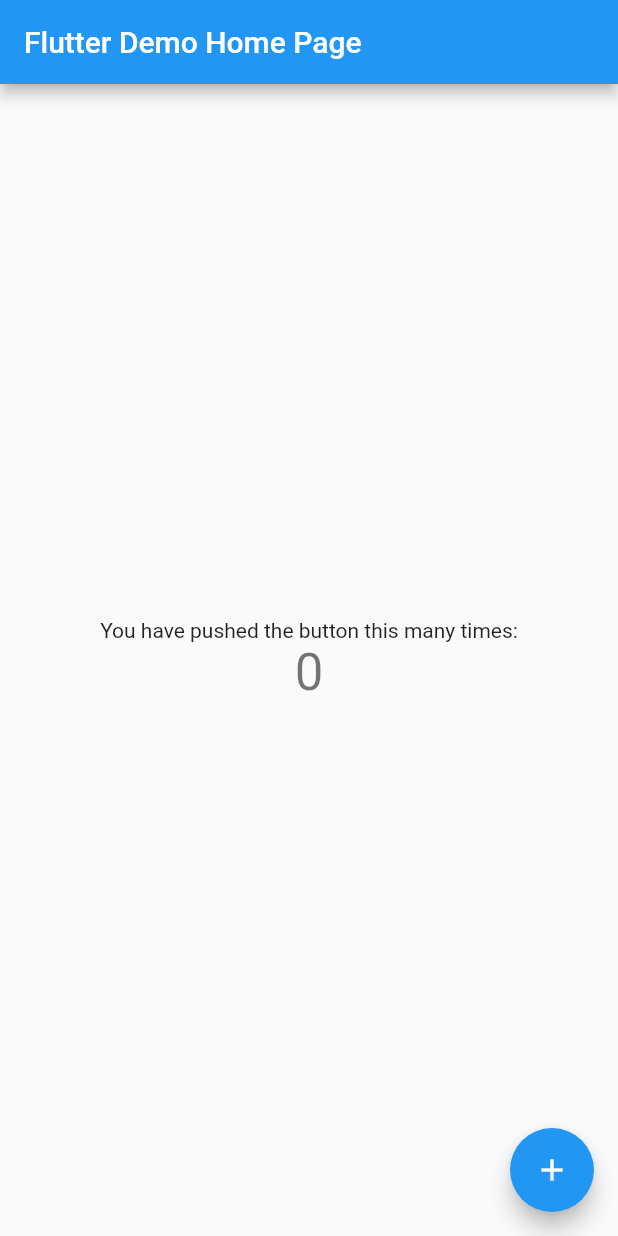
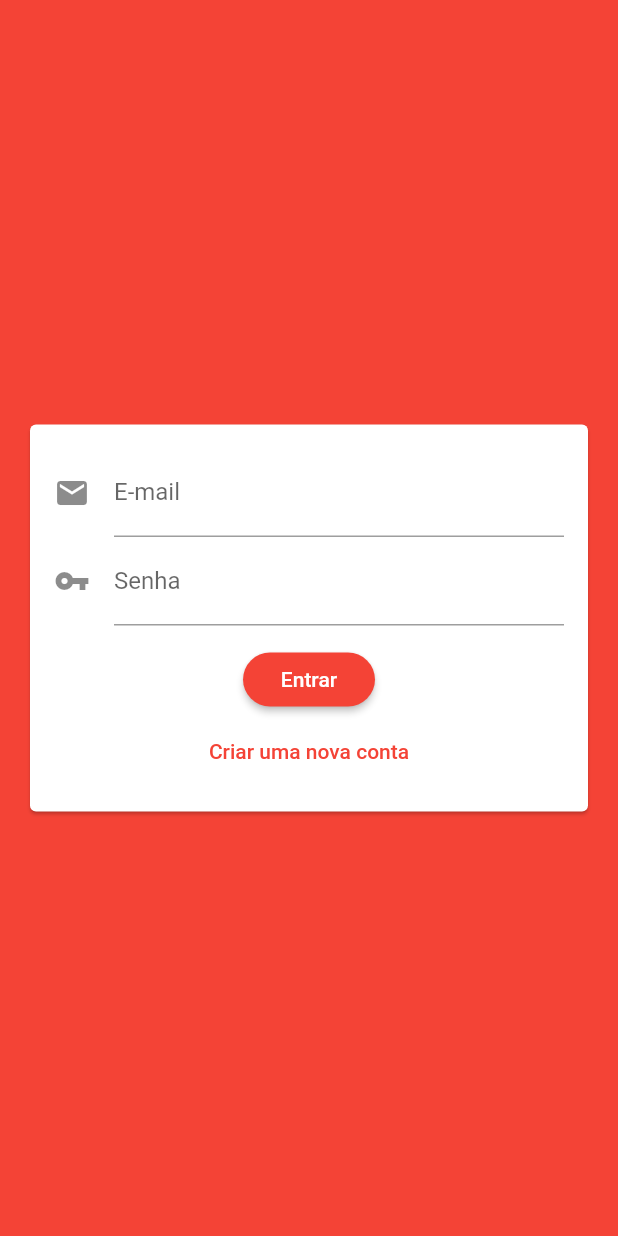
Before and after one commit to lucasbiancogs/chat, a Flutter app: the screen it shows after launch, on a phone screen of 412 x 824 dp. Run offline on Flutter 3.47's test engine with Material 2 defaults, Android fonts, the phone set to English and light mode, and no system bars; our stand-ins replace cloud_firestore, firebase_core; accounts and stored records are empty.

```diff
--- a/lib/main.dart
+++ b/lib/main.dart
@@ -1,117 +1,47 @@
+import 'package:chat/screens/auth_screen.dart';
+import 'package:chat/screens/loading_screen.dart';
+import 'package:chat/screens/something_went_wrong_screen.dart';
+import 'package:firebase_core/firebase_core.dart';
 import 'package:flutter/material.dart';
+import 'package:chat/screens/chat_screen.dart';
+
 
 void main() {
   runApp(MyApp());
 }
 
 class MyApp extends StatelessWidget {
-  // This widget is the root of your application.
   @override
   Widget build(BuildContext context) {
     return MaterialApp(
-      title: 'Flutter Demo',
       theme: ThemeData(
-        // This is the theme of your application.
-        //
-        // Try running your application with "flutter run". You'll see the
-        // application has a blue toolbar. Then, without quitting the app, try
-        // changing the primarySwatch below to Colors.green and then invoke
-        // "hot reload" (press "r" in the console where you ran "flutter run",
-        // or simply save your changes to "hot reload" in a Flutter IDE).
-        // Notice that the counter didn't reset back to zero; the application
-        // is not restarted.
-        primarySwatch: Colors.blue,
-        // This makes the visual density adapt to the platform that you run
-        // the app on. For desktop platforms, the controls will be smaller and
-        // closer together (more dense) than on mobile platforms.
+        primarySwatch: Colors.red,
+        backgroundColor: Colors.red,
+        accentColor: Colors.green,
+        accentColorBrightness: Brightness.light,
         visualDensity: VisualDensity.adaptivePlatformDensity,
+        buttonTheme: ButtonTheme.of(context).copyWith(
+          buttonColor: Colors.red,
+          textTheme: ButtonTextTheme.primary,
+          shape: RoundedRectangleBorder(
+            borderRadius: BorderRadius.circular(20),
+          )
+        )
       ),
-      home: MyHomePage(title: 'Flutter Demo Home Page'),
+      home: FutureBuilder(
+        future: Firebase.initializeApp(),
+        builder: (ctx, snapshot) {
+          if(snapshot.hasError) {
+            return SomethingWentWrongScreen();
+          }
+
+          if(snapshot.connectionState == ConnectionState.done) {
+            return AuthScreen();
+          }
+
+          return LoadingScreen();
+        },
+      ),
     );
   }
 }
-
-class MyHomePage extends StatefulWidget {
-  MyHomePage({Key key, this.title}) : super(key: key);
-
-  // This widget is the home page of your application. It is stateful, meaning
-  // that it has a State object (defined below) that contains fields that affect
-  // how it looks.
-
-  // This class is the configuration for the state. It holds the values (in this
-  // case the title) provided by the parent (in this case the App widget) and
-  // used by the build method of the State. Fields in a Widget subclass are
-  // always marked "final".
-
-  final String title;
-
-  @override
-  _MyHomePageState createState() => _MyHomePageState();
-}
-
-class _MyHomePageState extends State<MyHomePage> {
-  int _counter = 0;
-
-  void _incrementCounter() {
-    setState(() {
-      // This call to setState tells the Flutter framework that something has
-      // changed in this State, which causes it to rerun the build method below
-      // so that the display can reflect the updated values. If we changed
-      // _counter without calling setState(), then the build method would not be
-      // called again, and so nothing would appear to happen.
-      _counter++;
-    });
-  }
-
-  @override
-  Widget build(BuildContext context) {
-    // This method is rerun every time setState is called, for instance as done
-    // by the _incrementCounter method above.
-    //
-    // The Flutter framework has been optimized to make rerunning build methods
-    // fast, so that you can just rebuild anything that needs updating rather
-    // than having to individually change instances of widgets.
-    return Scaffold(
-      appBar: AppBar(
-        // Here we take the value from the MyHomePage object that was created by
-        // the App.build method, and use it to set our appbar title.
-        title: Text(widget.title),
-      ),
-      body: Center(
-        // Center is a layout widget. It takes a single child and positions it
-        // in the middle of the parent.
-        child: Column(
-          // Column is also a layout widget. It takes a list of children and
-          // arranges them vertically. By default, it sizes itself to fit its
-          // children horizontally, and tries to be as tall as its parent.
-          //
-          // Invoke "debug painting" (press "p" in the console, choose the
-          // "Toggle Debug Paint" action from the Flutter Inspector in Android
-          // Studio, or the "Toggle Debug Paint" command in Visual Studio Code)
-          // to see the wireframe for each widget.
-          //
-          // Column has various properties to control how it sizes itself and
-          // how it positions its children. Here we use mainAxisAlignment to
-          // center the children vertically; the main axis here is the vertical
-          // axis because Columns are vertical (the cross axis would be
-          // horizontal).
-          mainAxisAlignment: MainAxisAlignment.center,
-          children: <Widget>[
-            Text(
-              'You have pushed the button this many times:',
-            ),
-            Text(
-              '$_counter',
-              style: Theme.of(context).textTheme.headline4,
-            ),
-          ],
-        ),
-      ),
-      floatingActionButton: FloatingActionButton(
-        onPressed: _incrementCounter,
-        tooltip: 'Increment',
-        child: Icon(Icons.add),
-      ), // This trailing comma makes auto-formatting nicer for build methods.
-    );
-  }
-}
--- /dev/null
+++ b/lib/models/auth_data.dart
@@ -0,0 +1,23 @@
+enum AuthMode {
+  LOGIN,
+  SIGNUP,
+}
+
+class AuthData {
+  String name;
+  String email;
+  String password;
+  AuthMode _mode = AuthMode.LOGIN;
+
+  bool get isSignup {
+    return _mode == AuthMode.SIGNUP;
+  }
+
+  bool get isLogin {
+    return _mode == AuthMode.LOGIN;
+  }
+
+  void toggleMode() {
+    _mode = _mode == AuthMode.LOGIN ? AuthMode.SIGNUP : AuthMode.LOGIN;
+  }
+}
--- /dev/null
+++ b/lib/screens/auth_screen.dart
@@ -0,0 +1,45 @@
+import 'package:chat/models/auth_data.dart';
+import 'package:chat/widgets/auth_form.dart';
+//import 'package:firebase_auth/firebase_auth.dart';
+import 'package:flutter/material.dart';
+
+class AuthScreen extends StatefulWidget {
+  @override
+  _AuthScreenState createState() => _AuthScreenState();
+}
+
+class _AuthScreenState extends State<AuthScreen> {
+  // final _auth = FirebaseAuth.instance;
+
+  Future<void> _handleSubmit(AuthData authData) async {
+    /*
+    try {
+      if (authData.isLogin) {
+        await _auth.signInWithEmailAndPassword(
+          email: authData.email.trim(),
+          password: authData.password,
+        );
+      } else {
+        await _auth.createUserWithEmailAndPassword(
+          email: authData.email.trim(),
+          password: authData.password,
+        );
+      }
+    } on PlatformException catch (err) {
+      final msg = err.message ?? 'Ocorreu um erro! Verifique as suas credenciais';
+
+
+    } catch (err) {
+      print(err);
+    }
+    */
+  }
+
+  @override
+  Widget build(BuildContext context) {
+    return Scaffold(
+      backgroundColor: Theme.of(context).primaryColor,
+      body: AuthForm(_handleSubmit),
+    );
+  }
+}
--- /dev/null
+++ b/lib/widgets/auth_form.dart
@@ -0,0 +1,122 @@
+import 'package:chat/models/auth_data.dart';
+import 'package:flutter/material.dart';
+
+class AuthForm extends StatefulWidget {
+  final void Function(AuthData authData) onSubmit;
+
+  const AuthForm(this.onSubmit);
+
+  @override
+  _AuthFormState createState() => _AuthFormState();
+}
+
+class _AuthFormState extends State<AuthForm> {
+  final GlobalKey<FormState> _formKey = GlobalKey();
+  final AuthData _authData = AuthData();
+
+  void _submit() {
+    final bool _isValid = _formKey.currentState.validate();
+    FocusScope.of(context).unfocus();
+
+    if(_isValid) {
+      widget.onSubmit(_authData);
+    }
+  }
+
+  @override
+  Widget build(BuildContext context) {
+    return Center(
+      child: Card(
+        margin: EdgeInsets.all(20),
+        child: SingleChildScrollView(
+          padding: EdgeInsets.all(16),
+          child: Form(
+            key: _formKey,
+            child: Column(
+              children: [
+                if(_authData.isSignup)
+                TextFormField(
+                  key: ValueKey('name'),
+                  initialValue: _authData.name,
+                  decoration: InputDecoration(
+                    icon: Icon(Icons.person),
+                    labelText: 'Nome',
+                  ),
+                  validator: (value) {
+                    if(value == null || value.trim().length < 4) {
+                      return 'Nome deve ter no mínimo 4 caracteres';
+                    }
+
+                    return null;
+                  },
+                  onChanged: (value) => _authData.name = value,
+                ),
+                TextFormField(
+                  key: ValueKey('email'),
+                  decoration: InputDecoration(
+                    icon: Icon(Icons.email),
+                    labelText: 'E-mail',
+                  ),
+                  validator: (value) {
+                    if(value == null || !value.contains('@')) {
+                      return 'Forneça um e-mail válido';
+                    }
+
+                    return null;
+                  },
+                  onChanged: (value) => _authData.email = value,
+                ),
+                TextFormField(
+                  key: ValueKey('password'),
+                  obscureText: true,
+                  decoration: InputDecoration(
+                    icon: Icon(Icons.vpn_key),
+                    labelText: 'Senha',
+                  ),
+                  validator: (value) {
+                    if(value == null || value.trim().length < 7) {
+                      return 'A senha deve ter no mínimo 7 caracteres';
+                    }
+
+                    return null;
+                  },
+                  onChanged: (value) => _authData.password = value,
+                ),
+                if(_authData.isSignup)
+                TextFormField(
+                  key: ValueKey('confirmPassword'),
+                  obscureText: true,
+                  decoration: InputDecoration(
+                    icon: Icon(Icons.vpn_key_outlined),
+                    labelText: 'Confirmar Senha',
+                  ),
+                  validator: (value) {
+                    if(value != _authData.password) {
+                      return 'Você inseriu senhas diferentes';
+                    }
+
+                    return null;
+                  },
+                ),
+                SizedBox(height: 12),
+                RaisedButton(
+                  child: Text(_authData.isLogin ? 'Entrar' : 'Cadastrar'),
+                  onPressed: _submit,
+                ),
+                FlatButton(
+                  textColor: Theme.of(context).primaryColor,
+                  onPressed: () {
+                    setState(() {
+                      _authData.toggleMode();
+                    });
+                  },
+                  child: Text(_authData.isLogin ? 'Criar uma nova conta' : 'Entrar em uma conta existente'),
+                )
+              ],
+            ),
+          ),
+        ),
+      ),
+    );
+  }
+}
--- a/pubspec.yaml
+++ b/pubspec.yaml
@@ -23,6 +23,9 @@ environment:
 dependencies:
   flutter:
     sdk: flutter
+  firebase_core: ^0.5.0+1
+  cloud_firestore: ^0.14.1+3
+  # firebase_auth: ^0.18.1
 
 
   # The following adds the Cupertino Icons font to your application.
```
Also changed, not shown: lib/screens/chat_screen.dart (added, +37 -0 lines), lib/screens/loading_screen.dart (added, +17 -0 lines), lib/screens/something_went_wrong_screen.dart (added, +17 -0 lines), pubspec.lock, 4 other files.
